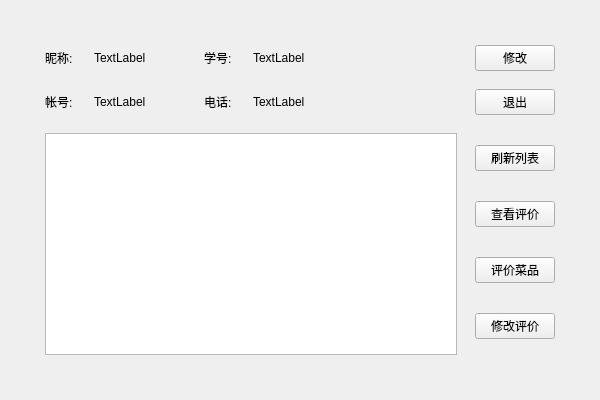
The window that ui/home.ui (fanenr/cxx-DS-client) describes before a commit, drawn with Qt 5.
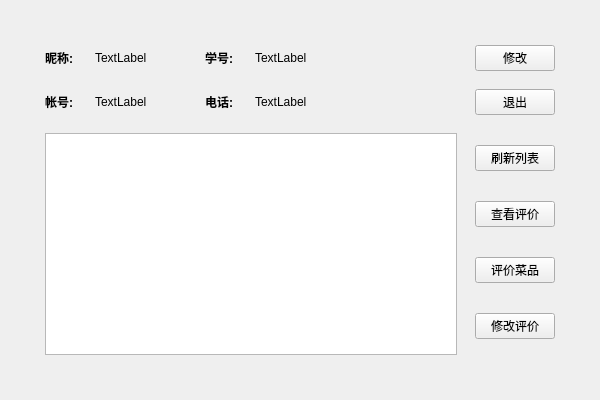
The same window after the commit.

What changed in the file:
```diff
--- a/ui/home.ui
+++ b/ui/home.ui
@@ -45,6 +45,11 @@
           </item>
           <item row="1" column="3">
            <widget class="QLabel" name="hint4">
+            <property name="font">
+             <font>
+              <bold>true</bold>
+             </font>
+            </property>
             <property name="text">
              <string>电话: </string>
             </property>
@@ -59,6 +64,11 @@
           </item>
           <item row="0" column="0">
            <widget class="QLabel" name="hint1">
+            <property name="font">
+             <font>
+              <bold>true</bold>
+             </font>
+            </property>
             <property name="text">
              <string>昵称: </string>
             </property>
@@ -66,6 +76,11 @@
           </item>
           <item row="1" column="0">
            <widget class="QLabel" name="hint2">
+            <property name="font">
+             <font>
+              <bold>true</bold>
+             </font>
+            </property>
             <property name="text">
              <string>帐号: </string>
             </property>
@@ -73,6 +88,11 @@
           </item>
           <item row="0" column="3">
            <widget class="QLabel" name="hint3">
+            <property name="font">
+             <font>
+              <bold>true</bold>
+             </font>
+            </property>
             <property name="text">
              <string>学号: </string>
             </property>
```
